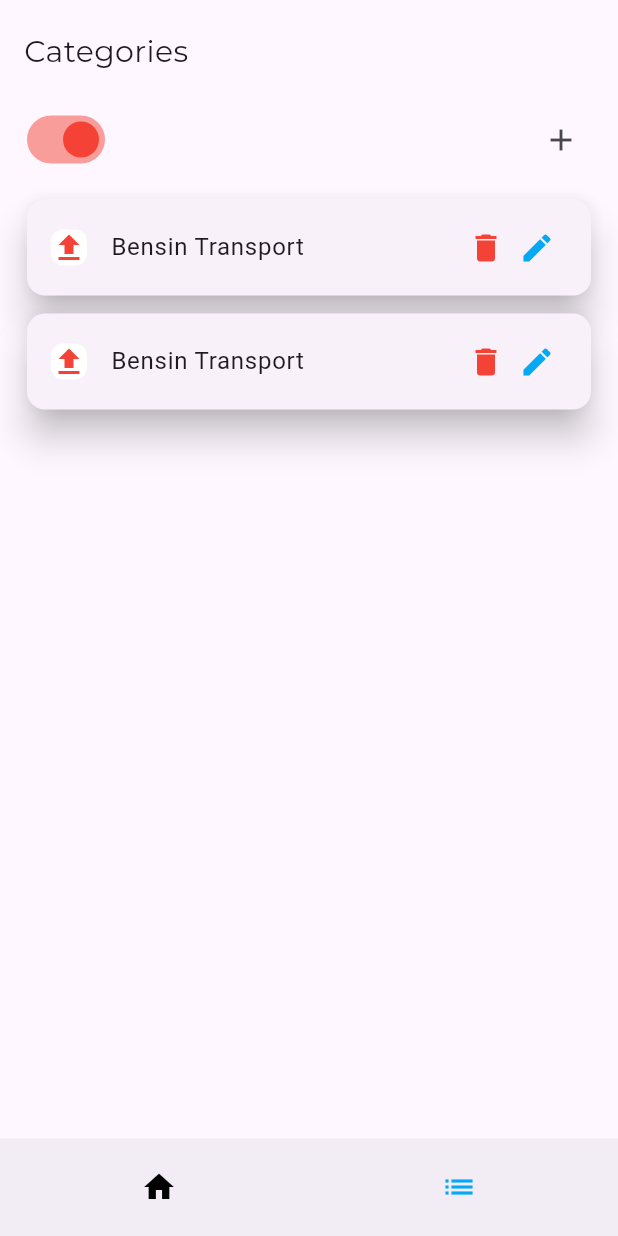
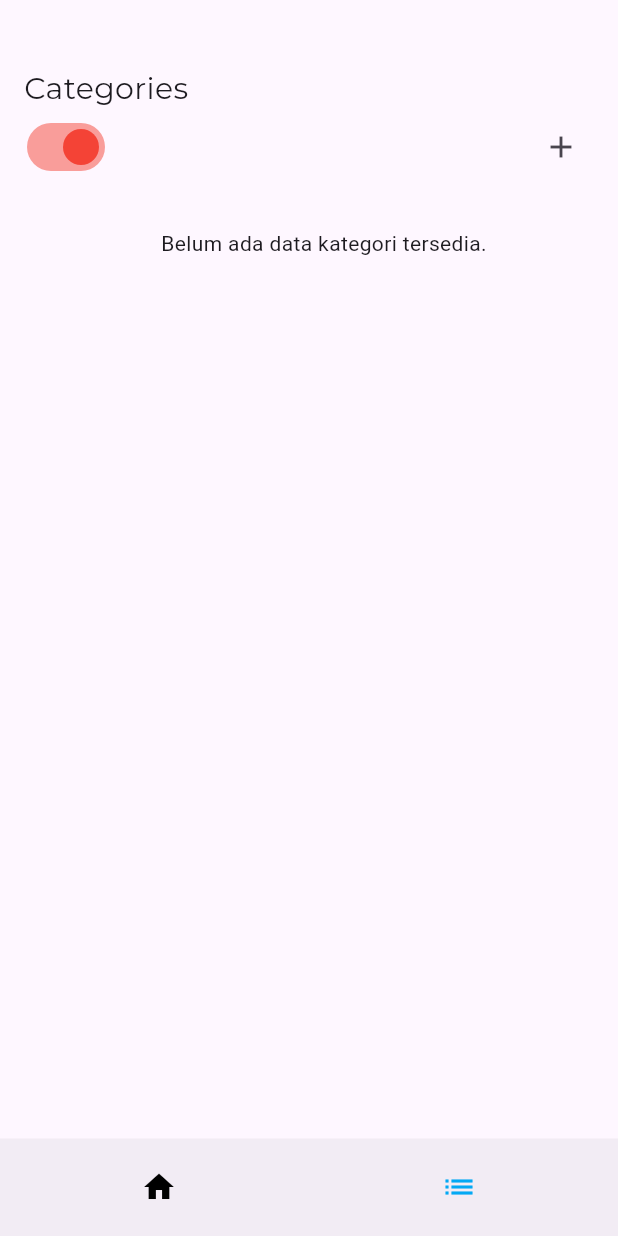
Before and after one commit to novaardiansyah/flutter-finance-app, a Flutter app: the screen it shows after launch, after a tap on the "list" icon, on a phone screen of 412 x 824 dp. Run offline on Flutter 3.47's test engine with Material 3 defaults, Android fonts, the phone set to English and light mode, and no system bars; our stand-ins replace drift, google_fonts; missing offline and left inert: calendar_appbar; accounts and stored records are empty; generated files the repository leaves out were written again.

```diff
--- a/lib/models/database.dart
+++ b/lib/models/database.dart
@@ -15,6 +15,10 @@ class AppDatabase extends _$AppDatabase {
 
   @override
   int get schemaVersion => 1;
+
+  Future<List<Category>> getByType(int type) async {
+    return await (select(categories)..where((tbl) => tbl.type.equals(type))).get();
+  }
 }
 
 LazyDatabase _openConnection()
--- a/lib/pages/category_page.dart
+++ b/lib/pages/category_page.dart
@@ -1,3 +1,4 @@
+import 'package:finance_app/models/database.dart';
 import 'package:flutter/material.dart';
 import 'package:google_fonts/google_fonts.dart';
 
@@ -10,6 +11,24 @@ class CategoryPage extends StatefulWidget {
 
 class _CategoryPageState extends State<CategoryPage> {
   bool isExpense = true;
+
+  final AppDatabase database = AppDatabase();
+
+  TextEditingController categoryNameController = TextEditingController();
+
+  Future insert(String name, int type) async {
+    DateTime now = DateTime.now();
+
+    final row = await database.into(database.categories)
+      .insertReturning(
+        CategoriesCompanion.insert(name: name, type: type, createdAt: now, updatedAt: now)
+      );
+    print('row: ${row.toString()}');
+  }
+
+  Future<List<Category>> getByType(int type) async {
+    return await database.getByType(type);
+  }
 
   void openDialog() {
     showDialog(
@@ -29,10 +48,17 @@ class _CategoryPageState extends State<CategoryPage> {
                     decoration: InputDecoration(
                       hintText: (isExpense) ? 'Tulis Pengeluaran' : 'Tulis Pemasukan',
                     ),
+                    controller: categoryNameController,
                   ),
                   const SizedBox(height: 20),
                   ElevatedButton(
-                    onPressed: () {},
+                    onPressed: () {
+                      insert(categoryNameController.text, (isExpense) ? 1 : 2);
+                      Navigator.of(context, rootNavigator: true).pop('dialog');
+                      setState(() {
+                        categoryNameController.clear();
+                      });
+                    },
                     style: ButtonStyle(
                       backgroundColor: WidgetStateColor.resolveWith((states) => (isExpense) ? Colors.red : Colors.lightBlue),
                       foregroundColor: WidgetStateColor.resolveWith((states) => Colors.white),
@@ -55,22 +81,43 @@ class _CategoryPageState extends State<CategoryPage> {
         children: [
           _actionHeading(),
           const SizedBox(height: 10),
-          _cardTransaction(),
-          _cardTransaction(),
-        ],
-      ),
+
+          FutureBuilder <List<Category>>(
+            future: getByType((isExpense) ? 1 : 2),
+            builder: (context, snapshot) {
+              if (snapshot.connectionState == ConnectionState.waiting) {
+                return const Padding(
+                  padding:  EdgeInsets.only(left: 20, right: 20, top: 10),
+                  child: CircularProgressIndicator()
                 );
-  }
+              } else if (snapshot.hasError) {
+                return Padding(
+                  padding: const EdgeInsets.only(left: 20, right: 20, top: 10),
+                  child: Text('Error: (${snapshot.error})', style: const TextStyle(
+                    color: Colors.red
+                  ))
+                );
+              } else if (!snapshot.hasData || snapshot.data!.isEmpty) {
+                return const Padding(
+                  padding: EdgeInsets.only(left: 20, top: 20),
+                  child: Text('Belum ada data kategori tersedia.'),
+                );
+              } else {
+                return ListView.builder(
+                  scrollDirection: Axis.vertical,
+                  shrinkWrap: true,
+                  itemCount: snapshot.data!.length,
+                  itemBuilder: (context, index) {
+                    Category category = snapshot.data![index];
 
-  Padding _cardTransaction() {
                     return Padding(
                       padding: const EdgeInsets.symmetric(horizontal: 14, vertical: 2),
                       child: Card(
-        elevation: 10,
+                        elevation: 3,
                         child: Padding(
                           padding: const EdgeInsets.symmetric(horizontal: 0, vertical: 4),
                           child: ListTile(
-            title: const Text('Bensin Transport'),
+                            title: Text(category.name),
                             leading: (isExpense) ? _expenseIcon() : _incomeIcon(),
                             trailing: const Row(
                               mainAxisSize: MainAxisSize.min,
@@ -82,6 +129,17 @@ class _CategoryPageState extends State<CategoryPage> {
                             ),
                           ),
                         ),
+                      ),
+                    );
+                  }
+                );
+              }
+            },
+          ),
+
+          // _cardTransaction(),
+          // _cardTransaction(),
+        ],
       ),
     );
   }
@@ -108,7 +166,6 @@ class _CategoryPageState extends State<CategoryPage> {
       ),
     );
   }
-}
 
   Container _incomeIcon() {
     return Container(
@@ -129,3 +186,4 @@ Container _expenseIcon() {
       child: const Icon(Icons.upload, color: Colors.red),
     );
   }
+}
--- a/lib/pages/main_page.dart
+++ b/lib/pages/main_page.dart
@@ -58,7 +58,7 @@ class _MainPageState extends State<MainPage> {
     return PreferredSize(
       preferredSize: const Size.fromHeight(100),
       child: Padding(
-        padding: const EdgeInsets.symmetric(vertical: 20, horizontal: 16),
+        padding: const EdgeInsets.only(top: 45, left: 16),
         child: Text('Categories', style: GoogleFonts.montserrat(
           fontSize: 20,
         )),
```
Lines whose indentation alone changed are shown as unchanged.
